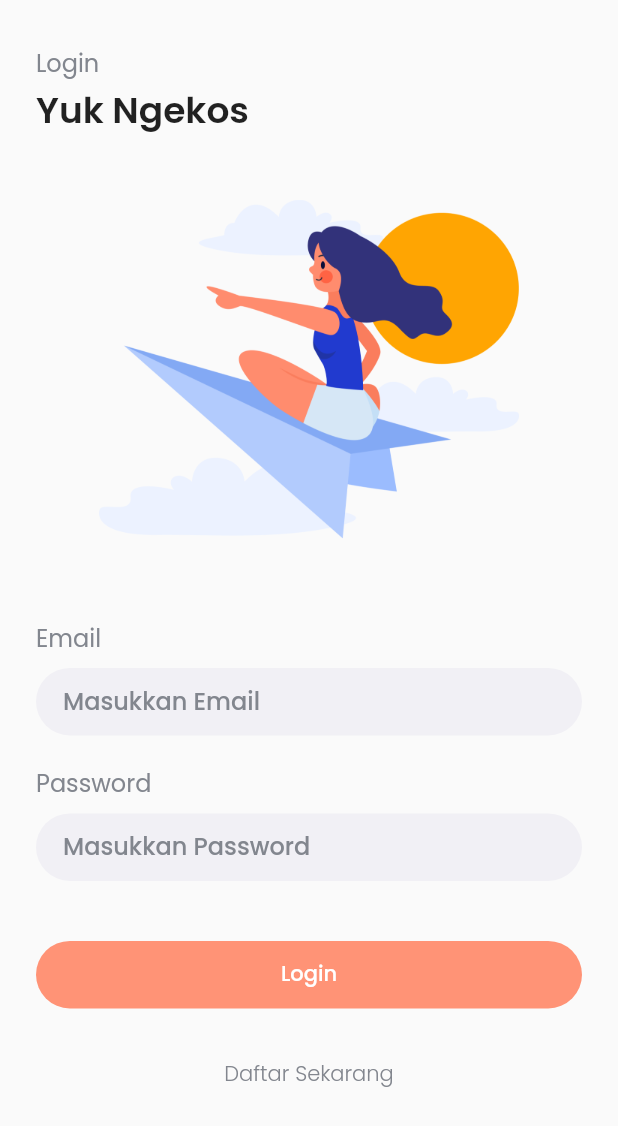
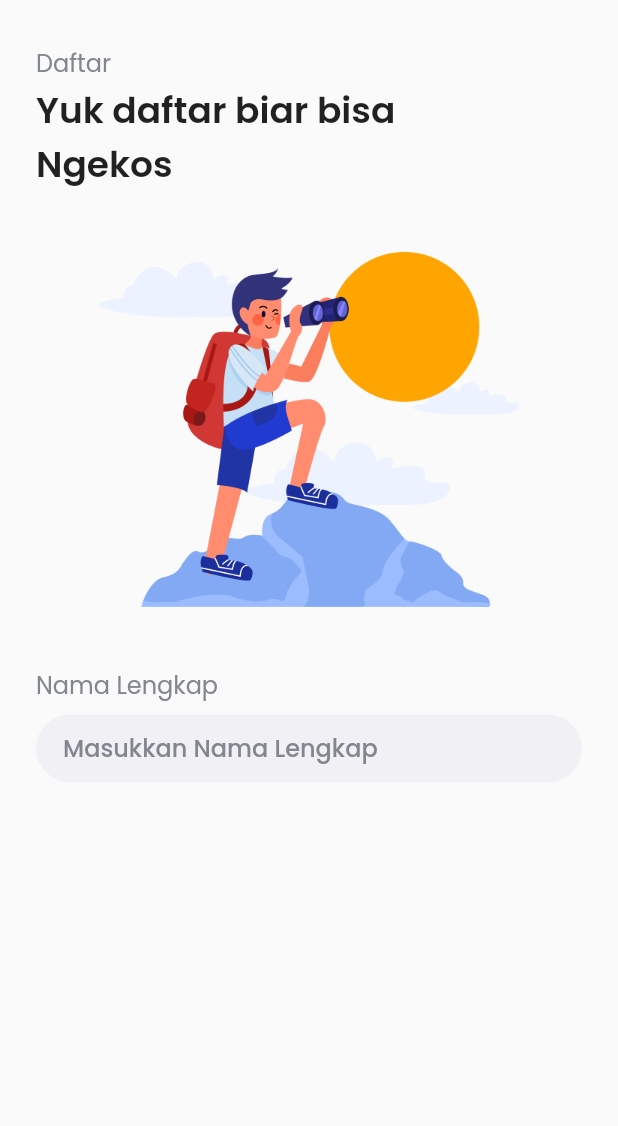
Before and after one commit to Jaya-SI/ngekos-app, a Flutter app: the LoginPage screen opened by its route, after a tap on "Daftar Sekarang", on a phone screen of 412 x 824 dp. Shown: the top 1126 px of the screen. Run offline on Flutter 3.47's test engine with Material 2 defaults, Android fonts, the phone set to English and light mode, and no system bars; our stand-ins replace google_fonts.

Commit message:
penambahan register

```diff
--- a/ngekoss/lib/main.dart
+++ b/ngekoss/lib/main.dart
@@ -1,5 +1,6 @@
 import 'package:flutter/material.dart';
 import 'package:ngekoss/pages/login_page.dart';
+import 'package:ngekoss/pages/register_page.dart';
 import 'package:ngekoss/pages/splash_page.dart';
 
 void main() => runApp(MyApp());
@@ -14,6 +15,7 @@ class MyApp extends StatelessWidget {
       routes: {
         '/': (context) => SplashPage(),
         '/login': (context) => LoginPage(),
+        '/register':(context) => RegisterPage(),
       },
     );
   }
--- a/ngekoss/lib/pages/login_page.dart
+++ b/ngekoss/lib/pages/login_page.dart
@@ -173,7 +173,9 @@ class LoginPage extends StatelessWidget {
     registerBtn() {
       return Container(
         child: TextButton(
-          onPressed: () {},
+          onPressed: () {
+            Navigator.pushNamed(context, '/register');
+          },
           child: Text(
             'Daftar Sekarang',
             style: GoogleFonts.poppins(
--- a/ngekoss/lib/pages/register_page.dart
+++ b/ngekoss/lib/pages/register_page.dart
@@ -0,0 +1,105 @@
+import 'package:flutter/material.dart';
+import 'package:google_fonts/google_fonts.dart';
+import 'package:ngekoss/theme.dart';
+
+class RegisterPage extends StatelessWidget {
+  const RegisterPage({Key? key}) : super(key: key);
+
+  @override
+  Widget build(BuildContext context) {
+    title() {
+      return Container(
+        margin: EdgeInsets.only(
+          top: 30,
+          left: 24,
+        ),
+        child: Column(
+          crossAxisAlignment: CrossAxisAlignment.start,
+          children: [
+            Text(
+              'Daftar',
+              style: GoogleFonts.poppins(
+                fontSize: 16,
+                color: subText,
+              ),
+            ),
+            SizedBox(
+              height: 2,
+            ),
+            Text(
+              'Yuk daftar biar bisa \nNgekos',
+              style: GoogleFonts.poppins(
+                fontSize: 24,
+                fontWeight: semibold,
+              ),
+            ),
+          ],
+        ),
+      );
+    }
+
+    gambardaftar() {
+      return Center(
+        child: Image.asset(
+          'assets/images/daftar.png',
+          width: 280,
+        ),
+      );
+    }
+
+    inputNamaLengkap() {
+      return Container(
+        margin: EdgeInsets.symmetric(horizontal: 24),
+        child: Column(
+          crossAxisAlignment: CrossAxisAlignment.start,
+          children: [
+            Text(
+              'Nama Lengkap',
+              style: GoogleFonts.poppins(
+                fontSize: 16,
+                color: subText,
+              ),
+            ),
+            SizedBox(height: 8),
+            Container(
+              height: 45,
+              decoration: BoxDecoration(
+                borderRadius: BorderRadius.circular(100),
+                color: Color(0xffF1F0F5),
+              ),
+              child: Padding(
+                padding: const EdgeInsets.only(left: 18, top: 10),
+                child: TextFormField(
+                  style: GoogleFonts.poppins(
+                    fontSize: 16,
+                    fontWeight: medium,
+                  ),
+                  decoration: InputDecoration.collapsed(
+                    hintText: 'Masukkan Nama Lengkap',
+                    hintStyle: GoogleFonts.poppins(
+                      color: subText,
+                    ),
+                  ),
+                ),
+              ),
+            )
+          ],
+        ),
+      );
+    }
+
+    return Scaffold(
+      body: SafeArea(
+        child: ListView(
+          children: [
+            title(),
+            SizedBox(height: 40),
+            gambardaftar(),
+            SizedBox(height: 40),
+            inputNamaLengkap()
+          ],
+        ),
+      ),
+    );
+  }
+}
```
